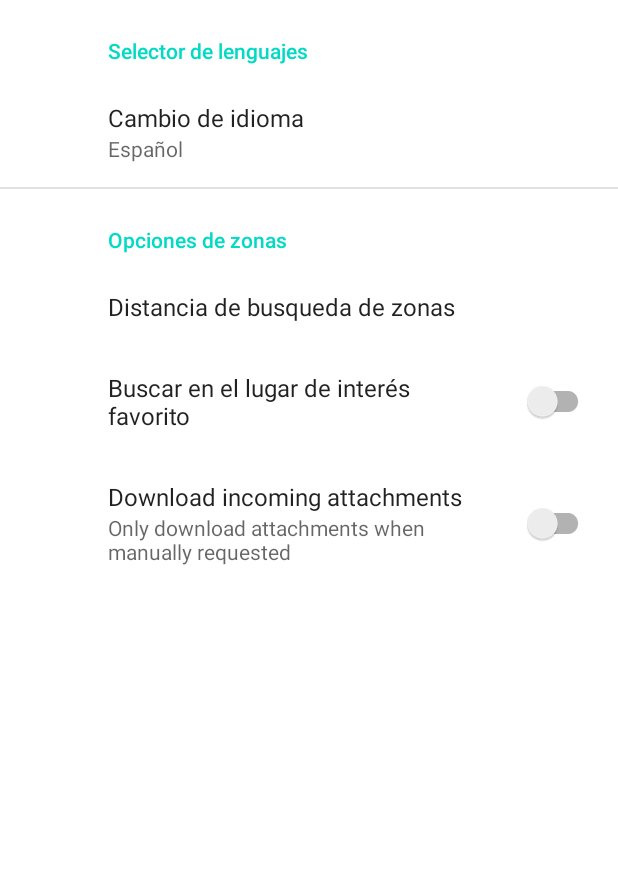
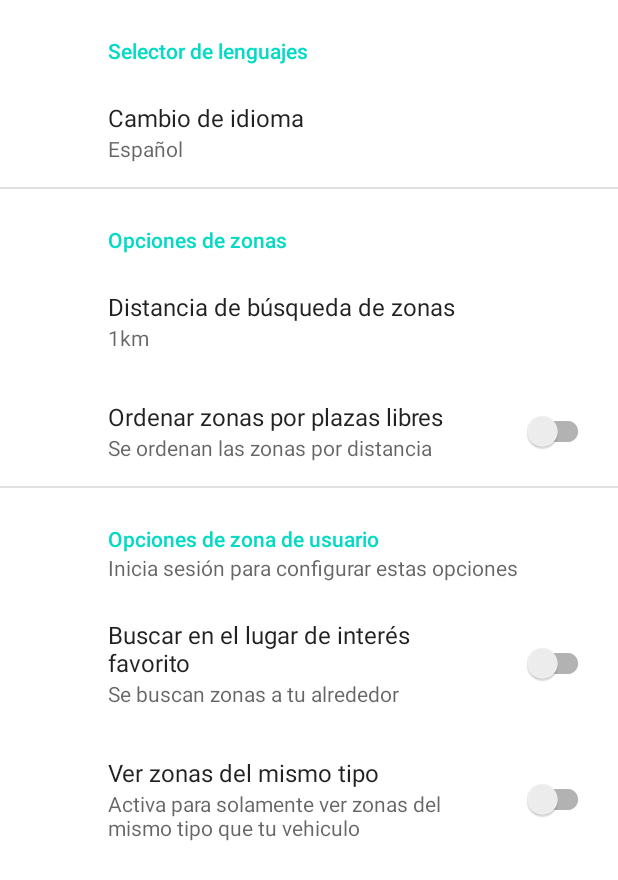
Before and after one commit to inchko/ParkFinder, an Android app: the SettingsActivity screen opened directly, with no data from a screen before it, on a phone screen of 412 x 824 dp. Shown: the top 880 px of the screen. Run offline under Robolectric (Android 15) with nearby library versions, the phone set to English and light mode, and no system bars; our stand-ins replace Firebase (no records; nobody signed in at launch, a user with empty details on screens opened directly), androidx.preference; network calls fail.

Commit message:
Added a few more options

```diff
--- a/app/src/main/java/com/inchko/parkfinder/ui/proflie/cutomizeProfile/CustomizeProfile.kt
+++ b/app/src/main/java/com/inchko/parkfinder/ui/proflie/cutomizeProfile/CustomizeProfile.kt
@@ -256,7 +256,7 @@ class CustomizeProfile : AppCompatActivity() {
                 Log.e("rvfz", "vehicles loaded")
                 loading.visibility = View.INVISIBLE
                 cpAdapter(
-                    fz, vm,
+                    fz, vm, context,
                 ) { it ->//Listener, add your actions here
                     Log.e("rv", "Zone clicked ${it.model}")
 
--- a/app/src/main/java/com/inchko/parkfinder/ui/proflie/cutomizeProfile/rvcp/cpAdapter.kt
+++ b/app/src/main/java/com/inchko/parkfinder/ui/proflie/cutomizeProfile/rvcp/cpAdapter.kt
@@ -1,5 +1,6 @@
 package com.inchko.parkfinder.ui.proflie.cutomizeProfile.rvcp
 
+import android.content.Context
 import android.util.Log
 import android.view.LayoutInflater
 import android.view.ViewGroup
@@ -12,6 +13,7 @@ import com.inchko.parkfinder.utils.inflate
 class cpAdapter(
     private val cars: List<Vehicles>,
     private val vm: cpViewModel,
+    private val c: Context,
     private val listener: (Vehicles) -> Unit
 ) : RecyclerView.Adapter<cpHolder>() {
 
@@ -19,7 +21,7 @@ class cpAdapter(
         val inflater = LayoutInflater.from(parent.context)
         val inflatedView = parent.inflate(R.layout.car_card, false)
         Log.e("holder", "Holding poi")
-        return cpHolder(inflater, parent, inflatedView, vm)
+        return cpHolder(inflater, parent, inflatedView, vm, c)
 
     }
 
--- a/app/src/main/java/com/inchko/parkfinder/ui/proflie/rvPOI/PoiHolder.kt
+++ b/app/src/main/java/com/inchko/parkfinder/ui/proflie/rvPOI/PoiHolder.kt
@@ -102,6 +102,7 @@ class PoiHolder(
                 putString("FavZone", helper)
                 putFloat("fzlatitude", lat)
                 putFloat("fzlongitude", long)
+                putString("fzuserID", Firebase.auth.currentUser.uid)
                 apply()
             }
 
--- a/app/src/main/res/values/strings.xml
+++ b/app/src/main/res/values/strings.xml
@@ -4,13 +4,13 @@
     <string name="navigation_drawer_close" translatable="false">Close navigation drawer</string>
     <string name="nav_header_title" translatable="false">ParkFinder</string>
     <string name="nav_header_subtitle" translatable="false">android.studio@android.com</string>
-    <string name="nav_header_desc">Menu</string>
+    <string name="nav_header_desc">Menú</string>
     <string name="action_settings">Opciones</string>
 
     <string name="menu_home">Mapa</string>
     <string name="menu_gallery">Perfil</string>
     <string name="menu_slideshow">Opciones</string>
-    <string name="AtrasRVZ">Atras</string>
+    <string name="AtrasRVZ">Atrás</string>
     <string name="test_sample" translatable="false">Test Sample</string>
     <string name="motocycle">Parking Motos</string>
     <string name="d">Motos</string>
@@ -54,9 +54,9 @@
     <string name="sendMailTitle">Enviar Mail</string>
     <string name="loginEmail">Iniciar sesión por email</string>
     <string name="email" translatable="false">Email</string>
-    <string name="login">inicar sessión</string>
+    <string name="login">inicar sesión</string>
     <string name="sendMailMess2">" ¿Es este tu Email?"</string>
-    <string name="emailsignok">Sessión iniciada</string>
+    <string name="emailsignok">Sesión iniciada</string>
     <string name="emailsignNo">La contraseña o el email son incorrectos</string>
     <string name="title_activity_settings" translatable="false">SettingsActivity</string>
 
@@ -77,7 +77,7 @@
     <string name="sendMailMess1">Esta acción enviará un email a:</string>
     <string name="name_poi">Nombre del lugar de interés:</string>
     <string name="name">Nombre</string>
-    <string name="direccion">Direccion:</string>
+    <string name="direccion">Dirección:</string>
     <string name="send">Enviar</string>
     <string name="fav">Favorito</string>
     <string name="name_poin">Nombre del lugar de interés</string>
@@ -86,9 +86,19 @@
     <string name="addres">Dirección del lugar</string>
     <string name="modify">Modificar lugar de interés</string>
     <string name="lanHeader">Selector de lenguajes</string>
-    <string name="rangeHeader">Distancia de busqueda de zonas</string>
+    <string name="rangeHeader">Distancia de búsqueda de zonas</string>
     <string name="search_fzHeader">Buscar en el lugar de interés favorito</string>
     <string name="map_header">Opciones de zonas</string>
+    <string name="serachSummaryOff">Se buscan zonas a tu alrededor</string>
+    <string name="serachSummaryOn">Se buscan zonas en tu lugar de interés favorito</string>
+    <string name="orderTitle">Ordenar zonas por plazas libres</string>
+    <string name="orderZonesOff">Se ordenan las zonas por distancia</string>
+    <string name="orderZonesOn">Se ordenan las zonas por n.º plazas libres</string>
+    <string name="showVehicleSummaryOn">Solo ves zonas del mismo tipo que tu vehiculo favorito</string>
+    <string name="showVehicleSummaryOff">Activa para solamente ver zonas del mismo tipo que tu vehiculo</string>
+    <string name="showVehicleHeader">Ver zonas del mismo tipo</string>
+    <string name="userzone_Header">Opciones de zona de usuario</string>
+    <string name="userzone_summary">Inicia sesión para configurar estas opciones</string>
 
 
 </resources>
--- a/app/src/main/res/xml/root_preferences.xml
+++ b/app/src/main/res/xml/root_preferences.xml
@@ -21,19 +21,32 @@
             android:entries="@array/range_entries"
             android:entryValues="@array/range_values"
             android:key="range"
-            android:title="@string/rangeHeader" />
+            android:title="@string/rangeHeader"
+            app:useSimpleSummaryProvider="true" />
 
         <SwitchPreferenceCompat
+            app:key="orderZones"
+            app:summaryOff="@string/orderZonesOff"
+            app:summaryOn="@string/orderZonesOn"
+            app:title="@string/orderTitle" />
+    </PreferenceCategory>
+
+    <PreferenceCategory
+        app:summary="@string/userzone_summary"
+        app:title="@string/userzone_Header">
+        <SwitchPreferenceCompat
             app:key="searchFZ"
+            app:summaryOff="@string/serachSummaryOff"
+            app:summaryOn="@string/serachSummaryOn"
             app:title="@string/search_fzHeader" />
 
+
         <SwitchPreferenceCompat
-            app:dependency="searchFZ"
-            app:key="attachment"
-            app:summaryOff="@string/attachment_summary_off"
-            app:summaryOn="@string/attachment_summary_on"
-            app:title="@string/attachment_title" />
-
+            app:key="showVehicle"
+            app:summaryOff="@string/showVehicleSummaryOff"
+            app:summaryOn="@string/showVehicleSummaryOn"
+            app:title="@string/showVehicleHeader" />
     </PreferenceCategory>
 
+
 </PreferenceScreen>
```
Also changed, not shown: app/src/main/java/com/inchko/parkfinder/ui/map/MapFragment.kt (+6 -2 lines), app/src/main/java/com/inchko/parkfinder/ui/proflie/cutomizeProfile/rvcp/cpHolder.kt (+32 -9 lines), app/src/main/java/com/inchko/parkfinder/ui/rvZones/RvZoneFragment.kt (+79 -23 lines), app/src/main/java/com/inchko/parkfinder/ui/settings/SettingsActivity.kt (+13 -2 lines), app/src/main/res/layout/car_card.xml (+5 -5 lines), 1 other file.
